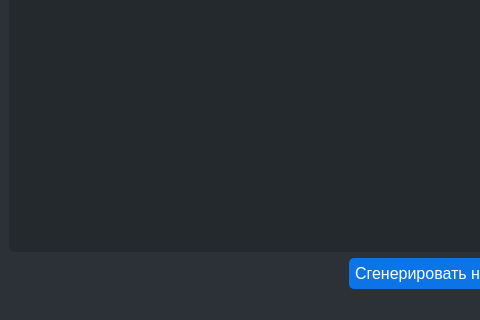
This is UI/MainWindow.ui in bobrnebobr/KyrgyzstanProjectPyQT as Qt 5 draws it before an edit; both pictures show x 0 to 480 and y 280 to 600 of the 800 by 600 pixel window. The edited form follows.
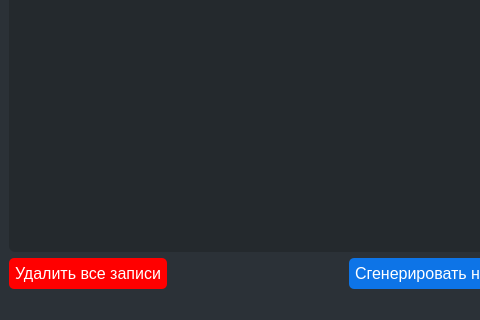
This is the edited form.

Diff of the .ui file:
```diff
--- a/UI/MainWindow.ui
+++ b/UI/MainWindow.ui
@@ -21,6 +21,28 @@
    <layout class="QGridLayout" name="gridLayout_2" rowstretch="0,1,0">
     <item row="2" column="0">
      <layout class="QHBoxLayout" name="horizontalLayout_2">
+      <item>
+       <widget class="QPushButton" name="deleteDataButton">
+        <property name="font">
+         <font>
+          <family>Tahoma</family>
+          <pointsize>12</pointsize>
+         </font>
+        </property>
+        <property name="styleSheet">
+         <string notr="true">border-radius:5px;
+border-width:2px;
+padding:6px;
+border-color:rgb(255,0,0);
+background-color:rgb(255,0,0);
+color:rgb(255,255,255);
+font-size:12pt;</string>
+        </property>
+        <property name="text">
+         <string>Удалить все записи</string>
+        </property>
+       </widget>
+      </item>
       <item>
        <spacer name="horizontalSpacer_2">
         <property name="orientation">
```
